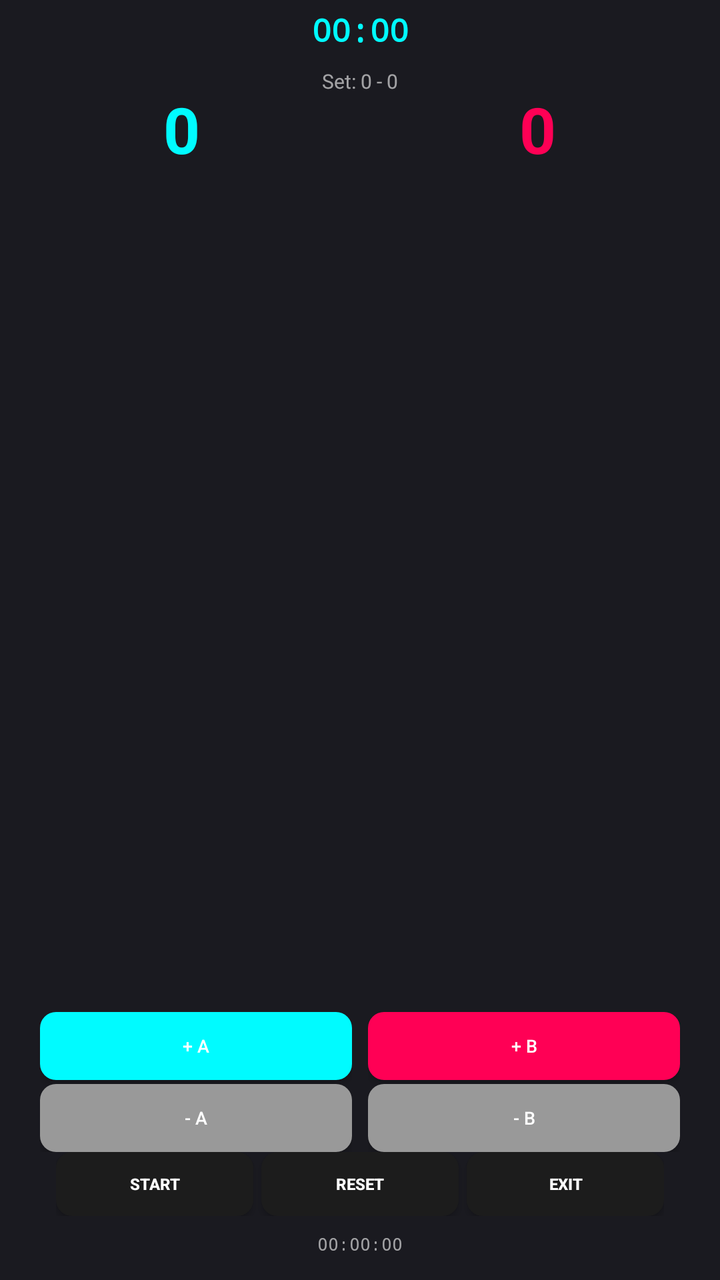
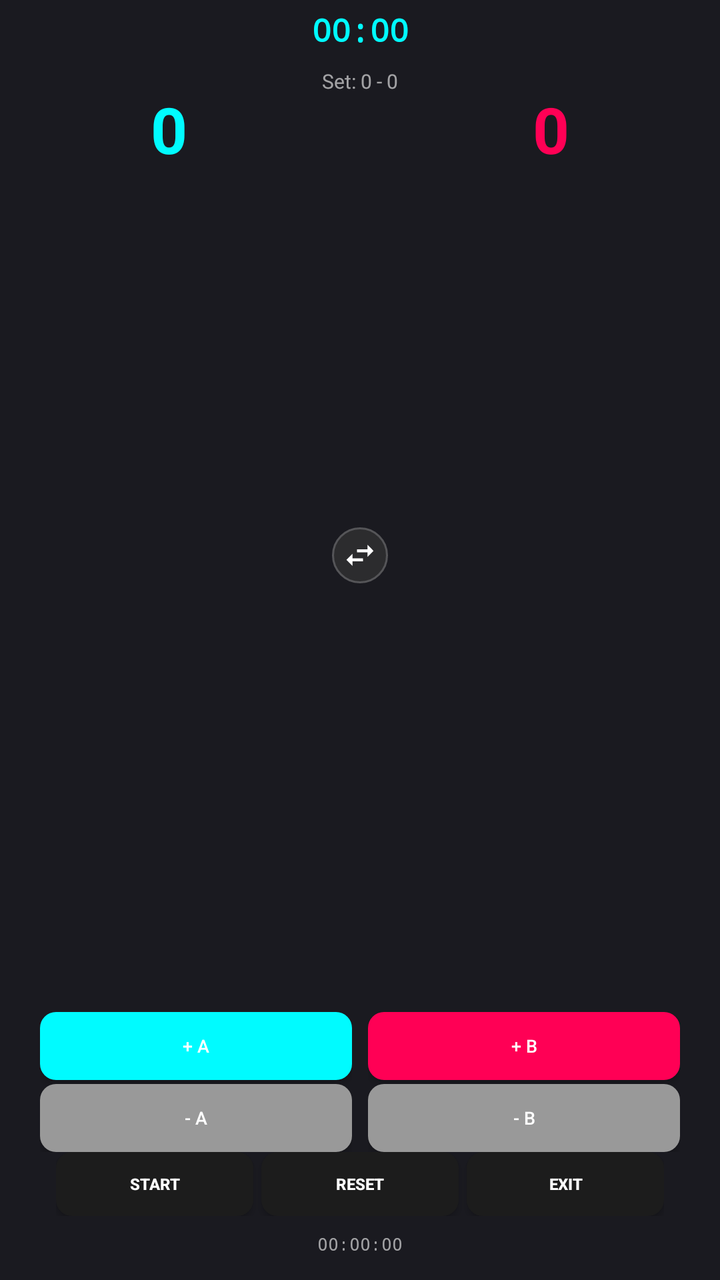

The first picture is an Android layout as it rendered before a commit; the second is the same layout after the commit. The layout source and the unified diff follow.
<!-- AndroidManifest.xml: activity theme Theme.PointsVolleyHub -->
<!-- res/layout/activity_main.xml -->
<?xml version="1.0" encoding="utf-8"?>
<androidx.constraintlayout.widget.ConstraintLayout
    xmlns:android="http://schemas.android.com/apk/res/android"
    xmlns:app="http://schemas.android.com/apk/res-auto"
    android:layout_width="match_parent"
    android:layout_height="match_parent"
    android:background="@color/background"
    android:padding="4dp"
    android:clickable="true"
    android:focusable="true"
    android:descendantFocusability="blocksDescendants">

    <TextView
        android:id="@+id/timerView"
        android:layout_width="wrap_content"
        android:layout_height="wrap_content"
        android:text="00:00"
        android:textColor="@color/primary"
        android:textSize="16sp"
        android:textStyle="bold"
        android:fontFamily="monospace"
        app:layout_constraintTop_toTopOf="parent"
        app:layout_constraintStart_toStartOf="parent"
        app:layout_constraintEnd_toEndOf="parent" />

    <LinearLayout
        android:id="@+id/recentPointsRow"
        android:layout_width="wrap_content"
        android:layout_height="8dp"
        android:layout_marginTop="0dp"
        android:gravity="center"
        android:orientation="horizontal"
        app:layout_constraintEnd_toEndOf="parent"
        app:layout_constraintStart_toStartOf="parent"
        app:layout_constraintTop_toBottomOf="@id/timerView" />

    <TextView
        android:id="@+id/setsView"
        android:layout_width="wrap_content"
        android:layout_height="wrap_content"
        android:text="Set: 0 - 0"
        android:textColor="@color/text_secondary"
        android:textSize="10sp"
        android:layout_marginTop="0dp"
        app:layout_constraintTop_toBottomOf="@id/recentPointsRow"
        app:layout_constraintStart_toStartOf="parent"
        app:layout_constraintEnd_toEndOf="parent" />

    <LinearLayout
        android:id="@+id/teamASection"
        android:layout_width="0dp"
        android:layout_height="0dp"
        android:orientation="vertical"
        android:gravity="top|center_horizontal"
        android:layout_marginTop="0dp"
        android:layout_marginEnd="2dp"
        android:paddingTop="0dp"
        app:layout_constraintTop_toBottomOf="@id/setsView"
        app:layout_constraintBottom_toTopOf="@id/buttonRow"
        app:layout_constraintStart_toStartOf="parent"
        app:layout_constraintEnd_toStartOf="@id/teamBSection"
        app:layout_constraintHorizontal_weight="1"
        app:layout_constraintVertical_bias="0.0"
        app:layout_constraintVertical_weight="1">

        <TextView
            android:id="@+id/scoreAView"
            android:layout_width="wrap_content"
            android:layout_height="wrap_content"
            android:includeFontPadding="false"
            android:text="0"
            android:textColor="@color/team_a_color"
            android:textSize="32sp"
            android:textStyle="bold" />

    </LinearLayout>

    <LinearLayout
        android:id="@+id/teamBSection"
        android:layout_width="0dp"
        android:layout_height="0dp"
        android:orientation="vertical"
        android:gravity="top|center_horizontal"
        android:layout_marginTop="0dp"
        android:layout_marginStart="2dp"
        android:paddingTop="0dp"
        app:layout_constraintTop_toBottomOf="@id/setsView"
        app:layout_constraintBottom_toTopOf="@id/buttonRow"
        app:layout_constraintStart_toEndOf="@id/teamASection"
        app:layout_constraintEnd_toEndOf="parent"
        app:layout_constraintHorizontal_weight="1"
        app:layout_constraintVertical_bias="0.0"
        app:layout_constraintVertical_weight="1">

        <TextView
            android:id="@+id/scoreBView"
            android:layout_width="wrap_content"
            android:layout_height="wrap_content"
            android:includeFontPadding="false"
            android:text="0"
            android:textColor="@color/team_b_color"
            android:textSize="32sp"
            android:textStyle="bold" />

    </LinearLayout>

    <LinearLayout
        android:id="@+id/buttonRow"
        android:layout_width="match_parent"
        android:layout_height="wrap_content"
        android:orientation="horizontal"
        android:gravity="center"
        android:layout_marginTop="14dp"
        android:layout_marginBottom="0dp"
        android:paddingStart="16dp"
        android:paddingEnd="16dp"
        app:layout_constraintBottom_toTopOf="@id/controlButtons"
        app:layout_constraintStart_toStartOf="parent"
        app:layout_constraintEnd_toEndOf="parent">

        <LinearLayout
            android:layout_width="0dp"
            android:layout_height="wrap_content"
            android:orientation="vertical"
            android:layout_weight="1"
            android:layout_marginEnd="4dp">

            <Button
                android:id="@+id/btnAddPointA"
                android:layout_width="match_parent"
                android:layout_height="34dp"
                android:text="+ A"
                android:textColor="@android:color/white"
                android:textSize="9sp"
                android:background="@drawable/button_team_a_flat"
                android:padding="2dp"
                android:layout_marginBottom="2dp" />

            <Button
                android:id="@+id/btnRemovePointA"
                android:layout_width="match_parent"
                android:layout_height="34dp"
                android:text="- A"
                android:textColor="@android:color/white"
                android:textSize="9sp"
                android:background="@drawable/button_secondary_flat"
                android:padding="2dp" />

        </LinearLayout>

        <LinearLayout
            android:layout_width="0dp"
            android:layout_height="wrap_content"
            android:orientation="vertical"
            android:layout_weight="1"
            android:layout_marginStart="4dp">

            <Button
                android:id="@+id/btnAddPointB"
                android:layout_width="match_parent"
                android:layout_height="34dp"
                android:text="+ B"
                android:textColor="@android:color/white"
                android:textSize="9sp"
                android:background="@drawable/button_team_b_flat"
                android:padding="2dp"
                android:layout_marginBottom="2dp" />

            <Button
                android:id="@+id/btnRemovePointB"
                android:layout_width="match_parent"
                android:layout_height="34dp"
                android:text="- B"
                android:textColor="@android:color/white"
                android:textSize="9sp"
                android:background="@drawable/button_secondary_flat"
                android:padding="2dp" />

        </LinearLayout>

    </LinearLayout>

    <LinearLayout
        android:id="@+id/controlButtons"
        android:layout_width="match_parent"
        android:layout_height="wrap_content"
        android:orientation="horizontal"
        android:gravity="center"
        android:layout_marginBottom="28dp"
        android:paddingStart="24dp"
        android:paddingEnd="24dp"
        app:layout_constraintBottom_toBottomOf="parent"
        app:layout_constraintStart_toStartOf="parent"
        app:layout_constraintEnd_toEndOf="parent">

        <Button
            android:id="@+id/btnToggleTimer"
            android:layout_width="0dp"
            android:layout_height="32dp"
            android:text="START"
            android:textColor="@android:color/white"
            android:textSize="8sp"
            android:textStyle="bold"
            android:background="@drawable/button_start_flat"
            app:backgroundTint="#1c1c1c"
            android:padding="2dp"
            android:layout_weight="1"
            android:layout_marginEnd="2dp" />

        <Button
            android:id="@+id/btnResetMatch"
            android:layout_width="0dp"
            android:layout_height="32dp"
            android:text="RESET"
            android:textColor="@android:color/white"
            android:textSize="8sp"
            android:textStyle="bold"
            android:background="@drawable/button_reset_flat"
            app:backgroundTint="#1c1c1c"
            android:padding="2dp"
            android:layout_weight="1"
            android:layout_marginStart="2dp"
            android:layout_marginEnd="2dp" />

        <Button
            android:id="@+id/btnExit"
            android:layout_width="0dp"
            android:layout_height="32dp"
            android:text="EXIT"
            android:textColor="@android:color/white"
            android:textSize="8sp"
            android:textStyle="bold"
            android:background="@drawable/button_logout_flat"
            app:backgroundTint="#1c1c1c"
            android:padding="2dp"
            android:layout_weight="1"
            android:layout_marginStart="2dp" />

    </LinearLayout>

    <TextView
        android:id="@+id/digitalClockView"
        android:layout_width="wrap_content"
        android:layout_height="wrap_content"
        android:text="00:00:00"
        android:textColor="@color/text_secondary"
        android:textSize="9sp"
        android:fontFamily="monospace"
        android:layout_marginBottom="8dp"
        app:layout_constraintBottom_toBottomOf="parent"
        app:layout_constraintStart_toStartOf="parent"
        app:layout_constraintEnd_toEndOf="parent" />

    <LinearLayout
        android:id="@+id/playersPage"
        android:layout_width="0dp"
        android:layout_height="0dp"
        android:background="@color/background"
        android:clickable="true"
        android:focusable="true"
        android:orientation="vertical"
        android:padding="10dp"
        android:visibility="gone"
        app:layout_constraintBottom_toBottomOf="parent"
        app:layout_constraintEnd_toEndOf="parent"
        app:layout_constraintStart_toStartOf="parent"
        app:layout_constraintTop_toTopOf="parent">

        <TextView
            android:layout_width="match_parent"
            android:layout_height="wrap_content"
            android:gravity="center"
            android:text="Giocatori"
            android:textColor="@color/primary"
            android:textSize="16sp"
            android:textStyle="bold" />

        <TextView
            android:id="@+id/playersSwipeHint"
            android:layout_width="match_parent"
            android:layout_height="wrap_content"
            android:layout_marginTop="2dp"
            android:gravity="center"
            android:text="Swipe &lt;- per tornare"
            android:textColor="@color/text_secondary"
            android:textSize="8sp" />

        <Button
            android:id="@+id/btnGenerateTeams"
            android:layout_width="match_parent"
            android:layout_height="wrap_content"
            android:text="GENERA SQUADRE"
            android:textSize="10sp"
            android:textStyle="bold"
            android:textColor="@android:color/white"
            android:backgroundTint="@color/primary"
            android:layout_marginTop="4dp" />

        <ScrollView
            android:layout_width="match_parent"
            android:layout_height="0dp"
            android:layout_marginTop="4dp"
            android:layout_weight="1">

            <LinearLayout
                android:id="@+id/playersListContainer"
                android:layout_width="match_parent"
                android:layout_height="wrap_content"
                android:orientation="vertical" />
        </ScrollView>
    </LinearLayout>

</androidx.constraintlayout.widget.ConstraintLayout>
<!-- resources referenced by this layout -->
<resources>
  <color name="background">#1a1a20</color>
  <color name="primary">#00fbff</color>
  <color name="team_a_color">#00fbff</color>
  <color name="team_b_color">#ff0055</color>
  <color name="text_secondary">#99ffffff</color>
  <!-- drawable button_logout_flat (drawable) -->
  <?xml version="1.0" encoding="utf-8"?>
  <selector xmlns:android="http://schemas.android.com/apk/res/android">
      <item android:state_pressed="true">
          <shape>
              <solid android:color="#444444" />
              <corners android:radius="8dp" />
          </shape>
      </item>
      <item>
          <shape>
              <solid android:color="#666666" />
              <corners android:radius="8dp" />
          </shape>
      </item>
  </selector>
  <!-- drawable button_reset_flat (drawable) -->
  <?xml version="1.0" encoding="utf-8"?>
  <selector xmlns:android="http://schemas.android.com/apk/res/android">
      <item android:state_pressed="true">
          <shape>
              <solid android:color="#5a2ab8" />
              <corners android:radius="8dp" />
          </shape>
      </item>
      <item>
          <shape>
              <solid android:color="#7c3aed" />
              <corners android:radius="8dp" />
          </shape>
      </item>
  </selector>
  <!-- drawable button_secondary_flat (drawable) -->
  <?xml version="1.0" encoding="utf-8"?>
  <selector xmlns:android="http://schemas.android.com/apk/res/android">
      <item android:state_pressed="true">
          <shape>
              <solid android:color="#666666" />
              <corners android:radius="8dp" />
          </shape>
      </item>
      <item>
          <shape>
              <solid android:color="#999999" />
              <corners android:radius="8dp" />
          </shape>
      </item>
  </selector>
  <!-- drawable button_start_flat (drawable) -->
  <?xml version="1.0" encoding="utf-8"?>
  <selector xmlns:android="http://schemas.android.com/apk/res/android">
      <item android:state_pressed="true">
          <shape>
              <solid android:color="#00cc66" />
              <corners android:radius="8dp" />
          </shape>
      </item>
      <item>
          <shape>
              <solid android:color="#00ff88" />
              <corners android:radius="8dp" />
          </shape>
      </item>
  </selector>
  <!-- drawable button_team_a_flat (drawable) -->
  <?xml version="1.0" encoding="utf-8"?>
  <selector xmlns:android="http://schemas.android.com/apk/res/android">
      <item android:state_pressed="true">
          <shape>
              <solid android:color="#00c4cc" />
              <corners android:radius="8dp" />
          </shape>
      </item>
      <item>
          <shape>
              <solid android:color="#00fbff" />
              <corners android:radius="8dp" />
          </shape>
      </item>
  </selector>
  <!-- drawable button_team_b_flat (drawable) -->
  <?xml version="1.0" encoding="utf-8"?>
  <selector xmlns:android="http://schemas.android.com/apk/res/android">
      <item android:state_pressed="true">
          <shape>
              <solid android:color="#cc0044" />
              <corners android:radius="8dp" />
          </shape>
      </item>
      <item>
          <shape>
              <solid android:color="#ff0055" />
              <corners android:radius="8dp" />
          </shape>
      </item>
  </selector>
  <color name="black">#FF000000</color>
  <color name="secondary">#ff0055</color>
  <color name="white">#FFFFFFFF</color>
  <!-- unchanged entries left out for length: 1 -->
</resources>

<!-- the commit's change to res/layout/activity_main.xml (unified diff, before → after) -->
@@ -53,12 +53,12 @@
         android:orientation="vertical"
         android:gravity="top|center_horizontal"
         android:layout_marginTop="0dp"
-        android:layout_marginEnd="2dp"
+        android:layout_marginEnd="1dp"
         android:paddingTop="0dp"
         app:layout_constraintTop_toBottomOf="@id/setsView"
         app:layout_constraintBottom_toTopOf="@id/buttonRow"
         app:layout_constraintStart_toStartOf="parent"
-        app:layout_constraintEnd_toStartOf="@id/teamBSection"
+        app:layout_constraintEnd_toStartOf="@id/btnSwapSides"
         app:layout_constraintHorizontal_weight="1"
         app:layout_constraintVertical_bias="0.0"
         app:layout_constraintVertical_weight="1">
@@ -74,6 +74,22 @@
             android:textStyle="bold" />
 
     </LinearLayout>
+
+    <ImageButton
+        android:id="@+id/btnSwapSides"
+        android:layout_width="28dp"
+        android:layout_height="28dp"
+        android:src="@drawable/ic_swap_horiz"
+        android:background="@drawable/button_swap_flat"
+        android:contentDescription="Swap sides"
+        android:scaleType="fitCenter"
+        android:padding="5dp"
+        app:tint="#FFFFFF"
+        android:layout_marginTop="2dp"
+        app:layout_constraintTop_toTopOf="@id/teamASection"
+        app:layout_constraintBottom_toBottomOf="@id/teamASection"
+        app:layout_constraintStart_toEndOf="@id/teamASection"
+        app:layout_constraintEnd_toStartOf="@id/teamBSection" />
 
     <LinearLayout
         android:id="@+id/teamBSection"
@@ -82,11 +98,11 @@
         android:orientation="vertical"
         android:gravity="top|center_horizontal"
         android:layout_marginTop="0dp"
-        android:layout_marginStart="2dp"
+        android:layout_marginStart="1dp"
         android:paddingTop="0dp"
         app:layout_constraintTop_toBottomOf="@id/setsView"
         app:layout_constraintBottom_toTopOf="@id/buttonRow"
-        app:layout_constraintStart_toEndOf="@id/teamASection"
+        app:layout_constraintStart_toEndOf="@id/btnSwapSides"
         app:layout_constraintEnd_toEndOf="parent"
         app:layout_constraintHorizontal_weight="1"
         app:layout_constraintVertical_bias="0.0"
@@ -300,13 +316,16 @@
             android:layout_width="match_parent"
             android:layout_height="0dp"
             android:layout_marginTop="4dp"
-            android:layout_weight="1">
+            android:layout_weight="1"
+            android:clipToPadding="false"
+            android:paddingBottom="20dp">
 
             <LinearLayout
                 android:id="@+id/playersListContainer"
                 android:layout_width="match_parent"
                 android:layout_height="wrap_content"
-                android:orientation="vertical" />
+                android:orientation="vertical"
+                android:paddingBottom="16dp" />
         </ScrollView>
     </LinearLayout>
 
<!-- resource entries referenced after the edit -->
@@ -69,6 +69,15 @@
           </shape>
       </item>
   </selector>
+  <!-- drawable button_swap_flat (drawable) -->
+  <?xml version="1.0" encoding="utf-8"?>
+  <shape xmlns:android="http://schemas.android.com/apk/res/android"
+      android:shape="oval">
+      <solid android:color="#2c2c2e" />
+      <stroke
+          android:width="1dp"
+          android:color="#555558" />
+  </shape>
   <!-- drawable button_team_a_flat (drawable) -->
   <?xml version="1.0" encoding="utf-8"?>
   <selector xmlns:android="http://schemas.android.com/apk/res/android">
@@ -101,6 +110,16 @@
           </shape>
       </item>
   </selector>
+  <!-- drawable ic_swap_horiz (drawable) -->
+  <vector xmlns:android="http://schemas.android.com/apk/res/android"
+      android:width="24dp"
+      android:height="24dp"
+      android:viewportWidth="24"
+      android:viewportHeight="24">
+      <path
+          android:fillColor="#FFFFFFFF"
+          android:pathData="M6.99,11L3,15l3.99,4v-3H14v-2H6.99v-3zM21,9l-3.99,-4v3H10v2h7.01v3L21,9z"/>
+  </vector>
   <color name="black">#FF000000</color>
   <color name="secondary">#ff0055</color>
   <color name="white">#FFFFFFFF</color>
